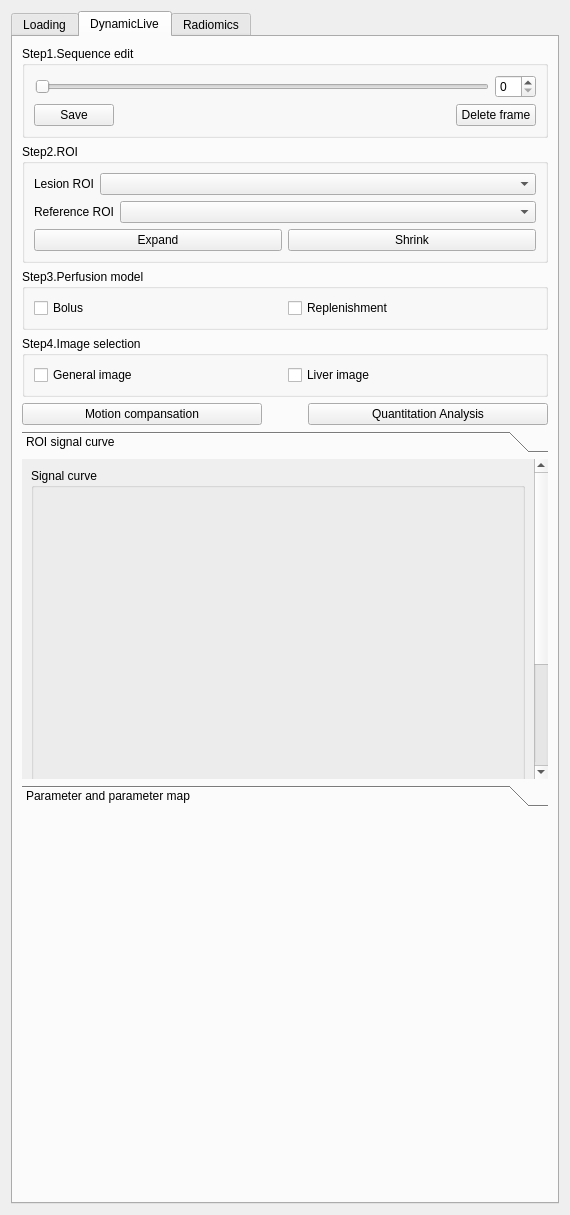
This is Plugins/US.ToolKit/src/internal/USToolKitViewControls.ui in yexuehua/CEUS as Qt 5 draws it before an edit. The edited form follows.
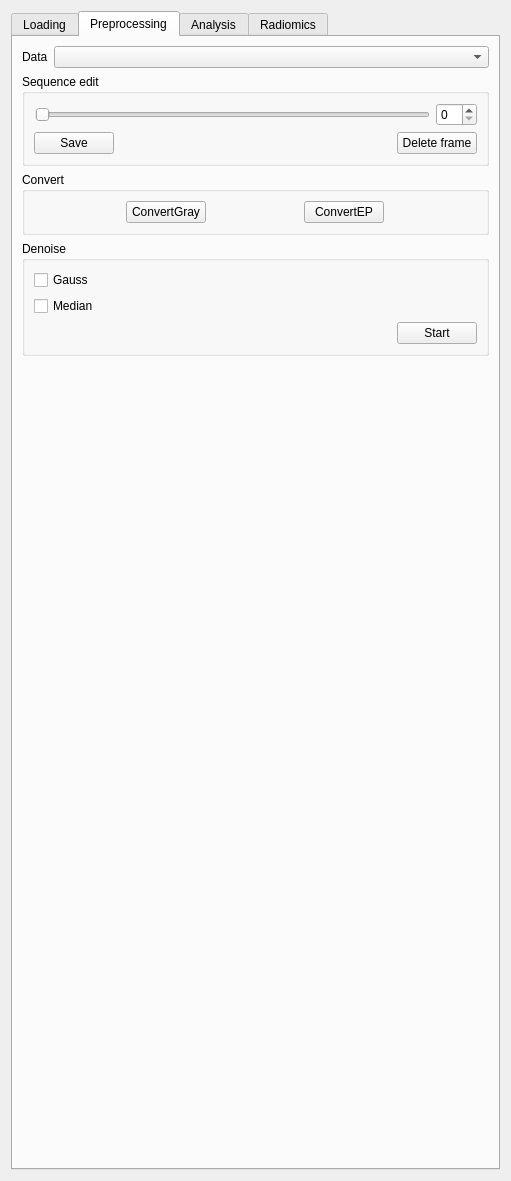
This is the edited form. The open tabs and pages were chosen to show the change. Icons and pictures are not drawn. Custom widgets are drawn as their Qt base class.

```diff
--- a/Plugins/US.ToolKit/src/internal/USToolKitViewControls.ui
+++ b/Plugins/US.ToolKit/src/internal/USToolKitViewControls.ui
@@ -6,28 +6,28 @@
    <rect>
     <x>0</x>
     <y>0</y>
-    <width>514</width>
-    <height>1184</height>
+    <width>511</width>
+    <height>1181</height>
    </rect>
   </property>
   <property name="windowTitle">
    <string>Form</string>
   </property>
-  <layout class="QVBoxLayout" name="verticalLayout">
+  <layout class="QVBoxLayout" name="verticalLayout_6">
    <item>
     <widget class="QTabWidget" name="tabWidget">
      <property name="currentIndex">
-      <number>0</number>
+      <number>2</number>
      </property>
      <widget class="QWidget" name="tab">
       <attribute name="title">
        <string>Loading</string>
       </attribute>
-      <layout class="QVBoxLayout" name="verticalLayout_6">
+      <layout class="QVBoxLayout" name="verticalLayout">
        <item>
         <layout class="QGridLayout" name="gridLayout">
          <item row="0" column="0">
-          <widget class="QPushButton" name="USLoadSingleDiocmButton">
+          <widget class="QPushButton" name="USLoadDiocmButton">
            <property name="minimumSize">
             <size>
              <width>0</width>
@@ -35,7 +35,7 @@
             </size>
            </property>
            <property name="text">
-            <string>LoadSingleDICOM</string>
+            <string>LoadDICOM</string>
            </property>
           </widget>
          </item>
@@ -48,25 +48,12 @@
             </size>
            </property>
            <property name="text">
-            <string>LoadSingleNifty</string>
-           </property>
-          </widget>
-         </item>
-         <item row="1" column="0">
-          <widget class="QPushButton" name="USLoadDynamicDicomButton">
-           <property name="minimumSize">
-            <size>
-             <width>0</width>
-             <height>70</height>
-            </size>
-           </property>
-           <property name="text">
-            <string>LoadDynamiciDICOM</string>
+            <string>LoadNifty</string>
            </property>
           </widget>
          </item>
          <item row="1" column="1">
-          <widget class="QPushButton" name="pushButton_10">
+          <widget class="QPushButton" name="USUnloadButton">
            <property name="minimumSize">
             <size>
              <width>0</width>
@@ -74,34 +61,54 @@
             </size>
            </property>
            <property name="text">
-            <string>LoadMultiNifty</string>
+            <string>Unload</string>
            </property>
           </widget>
          </item>
         </layout>
        </item>
        <item>
-        <layout class="QFormLayout" name="formLayout_3">
-         <item row="0" column="0">
-          <widget class="QLabel" name="label">
-           <property name="enabled">
-            <bool>true</bool>
+        <spacer name="verticalSpacer">
+         <property name="orientation">
+          <enum>Qt::Vertical</enum>
+         </property>
+         <property name="sizeHint" stdset="0">
+          <size>
+           <width>20</width>
+           <height>696</height>
+          </size>
+         </property>
+        </spacer>
+       </item>
+      </layout>
+     </widget>
+     <widget class="QWidget" name="tab_2">
+      <attribute name="title">
+       <string>Preprocessing</string>
+      </attribute>
+      <layout class="QVBoxLayout" name="verticalLayout_9">
+       <item>
+        <layout class="QHBoxLayout" name="horizontalLayout_3">
+         <item>
+          <widget class="QLabel" name="label_3">
+           <property name="sizePolicy">
+            <sizepolicy hsizetype="Fixed" vsizetype="Preferred">
+             <horstretch>0</horstretch>
+             <verstretch>0</verstretch>
+            </sizepolicy>
            </property>
            <property name="text">
-            <string>loaded data</string>
+            <string>Data</string>
            </property>
            <property name="alignment">
             <set>Qt::AlignLeading|Qt::AlignLeft|Qt::AlignVCenter</set>
            </property>
           </widget>
          </item>
-         <item row="0" column="1">
-          <widget class="QmitkDataStorageComboBox" name="USLoadSelectorCombox">
-           <property name="enabled">
-            <bool>true</bool>
-           </property>
+         <item>
+          <widget class="QmitkDataStorageComboBox" name="USPreprocessDataSelectionComBox">
            <property name="sizePolicy">
-            <sizepolicy hsizetype="Minimum" vsizetype="Fixed">
+            <sizepolicy hsizetype="Expanding" vsizetype="Fixed">
              <horstretch>0</horstretch>
              <verstretch>0</verstretch>
             </sizepolicy>
@@ -118,90 +125,31 @@
              <height>16777215</height>
             </size>
            </property>
+           <property name="font">
+            <font>
+             <weight>50</weight>
+             <bold>false</bold>
+             <underline>false</underline>
+            </font>
+           </property>
            <property name="toolTip">
-            <string>Selecting image</string>
+            <string>4D Data</string>
            </property>
            <property name="sizeAdjustPolicy">
-            <enum>QComboBox::AdjustToMinimumContentsLength</enum>
-           </property>
-           <property name="frame">
-            <bool>true</bool>
+            <enum>QComboBox::AdjustToContents</enum>
            </property>
           </widget>
          </item>
         </layout>
        </item>
        <item>
-        <spacer name="verticalSpacer">
-         <property name="orientation">
-          <enum>Qt::Vertical</enum>
-         </property>
-         <property name="sizeType">
-          <enum>QSizePolicy::Fixed</enum>
-         </property>
-         <property name="sizeHint" stdset="0">
-          <size>
-           <width>17</width>
-           <height>28</height>
-          </size>
-         </property>
-        </spacer>
-       </item>
-       <item>
-        <widget class="QGroupBox" name="groupBox_4">
+        <widget class="QGroupBox" name="ColorUSGroupBox_2">
          <property name="title">
-          <string>Header info</string>
+          <string>Sequence edit</string>
          </property>
          <layout class="QVBoxLayout" name="verticalLayout_3">
           <item>
-           <widget class="QTableWidget" name="USLoadTableWidget">
-            <property name="minimumSize">
-             <size>
-              <width>450</width>
-              <height>896</height>
-             </size>
-            </property>
-            <property name="maximumSize">
-             <size>
-              <width>450</width>
-              <height>16777215</height>
-             </size>
-            </property>
-            <column>
-             <property name="text">
-              <string>group,element</string>
-             </property>
-            </column>
-            <column>
-             <property name="text">
-              <string>discription</string>
-             </property>
-            </column>
-            <column>
-             <property name="text">
-              <string>value</string>
-             </property>
-            </column>
-           </widget>
-          </item>
-         </layout>
-        </widget>
-       </item>
-      </layout>
-     </widget>
-     <widget class="QWidget" name="widget">
-      <attribute name="title">
-       <string>DynamicLive</string>
-      </attribute>
-      <layout class="QVBoxLayout" name="verticalLayout_13">
-       <item>
-        <widget class="QGroupBox" name="ColorUSGroupBox">
-         <property name="title">
-          <string>Step1.Sequence edit</string>
-         </property>
-         <layout class="QVBoxLayout" name="verticalLayout_12">
-          <item>
-           <layout class="QHBoxLayout" name="horizontalLayout_10">
+           <layout class="QHBoxLayout" name="horizontalLayout_11">
             <item>
              <spacer name="horizontalSpacer_10">
               <property name="orientation">
@@ -219,28 +167,28 @@
              </spacer>
             </item>
             <item>
-             <widget class="QSlider" name="horizontalSlider">
+             <widget class="QSlider" name="USSequenceEditSlider">
               <property name="orientation">
                <enum>Qt::Horizontal</enum>
               </property>
              </widget>
             </item>
             <item>
-             <widget class="QSpinBox" name="spinBox"/>
+             <widget class="QSpinBox" name="USSequenceEditSpinBox"/>
             </item>
            </layout>
           </item>
           <item>
-           <layout class="QHBoxLayout" name="horizontalLayout_5">
+           <layout class="QHBoxLayout" name="horizontalLayout_7">
             <item>
-             <widget class="QPushButton" name="pushButton_4">
+             <widget class="QPushButton" name="USSaveNewSquenceButton">
               <property name="text">
                <string>Save</string>
               </property>
              </widget>
             </item>
             <item>
-             <spacer name="horizontalSpacer_5">
+             <spacer name="horizontalSpacer_9">
               <property name="orientation">
                <enum>Qt::Horizontal</enum>
               </property>
@@ -253,7 +201,7 @@
              </spacer>
             </item>
             <item>
-             <widget class="QPushButton" name="pushButton_14">
+             <widget class="QPushButton" name="USDeletFrameButton">
               <property name="text">
                <string>Delete frame</string>
               </property>
@@ -265,9 +213,149 @@
         </widget>
        </item>
        <item>
+        <widget class="QGroupBox" name="groupBox">
+         <property name="title">
+          <string>Convert</string>
+         </property>
+         <layout class="QVBoxLayout" name="verticalLayout_2">
+          <item>
+           <layout class="QHBoxLayout" name="horizontalLayout">
+            <item>
+             <widget class="QPushButton" name="USRGBConvertGrayButton">
+              <property name="sizePolicy">
+               <sizepolicy hsizetype="Fixed" vsizetype="Fixed">
+                <horstretch>0</horstretch>
+                <verstretch>0</verstretch>
+               </sizepolicy>
+              </property>
+              <property name="text">
+               <string>ConvertGray</string>
+              </property>
+             </widget>
+            </item>
+            <item>
+             <widget class="QPushButton" name="USConvertEPButton">
+              <property name="sizePolicy">
+               <sizepolicy hsizetype="Fixed" vsizetype="Fixed">
+                <horstretch>0</horstretch>
+                <verstretch>0</verstretch>
+               </sizepolicy>
+              </property>
+              <property name="text">
+               <string>ConvertEP</string>
+              </property>
+             </widget>
+            </item>
+           </layout>
+          </item>
+         </layout>
+        </widget>
+       </item>
+       <item>
+        <widget class="QGroupBox" name="groupBox_4">
+         <property name="title">
+          <string>Denoise</string>
+         </property>
+         <layout class="QVBoxLayout" name="verticalLayout_4">
+          <item>
+           <layout class="QHBoxLayout" name="horizontalLayout_2">
+            <item>
+             <widget class="QCheckBox" name="USDenoiseGaussCheckBox">
+              <property name="text">
+               <string>Gauss</string>
+              </property>
+             </widget>
+            </item>
+            <item>
+             <spacer name="horizontalSpacer">
+              <property name="orientation">
+               <enum>Qt::Horizontal</enum>
+              </property>
+              <property name="sizeHint" stdset="0">
+               <size>
+                <width>40</width>
+                <height>20</height>
+               </size>
+              </property>
+             </spacer>
+            </item>
+           </layout>
+          </item>
+          <item>
+           <layout class="QHBoxLayout" name="horizontalLayout_8">
+            <item>
+             <widget class="QCheckBox" name="USDenoiseMedianCheckBox">
+              <property name="text">
+               <string>Median</string>
+              </property>
+             </widget>
+            </item>
+            <item>
+             <spacer name="horizontalSpacer_3">
+              <property name="orientation">
+               <enum>Qt::Horizontal</enum>
+              </property>
+              <property name="sizeHint" stdset="0">
+               <size>
+                <width>40</width>
+                <height>20</height>
+               </size>
+              </property>
+             </spacer>
+            </item>
+           </layout>
+          </item>
+          <item>
+           <layout class="QHBoxLayout" name="horizontalLayout_15">
+            <item>
+             <spacer name="horizontalSpacer_11">
+              <property name="orientation">
+               <enum>Qt::Horizontal</enum>
+              </property>
+              <property name="sizeHint" stdset="0">
+               <size>
+                <width>40</width>
+                <height>20</height>
+               </size>
+              </property>
+             </spacer>
+            </item>
+            <item>
+             <widget class="QPushButton" name="USDenoiseStartButton">
+              <property name="text">
+               <string>Start</string>
+              </property>
+             </widget>
+            </item>
+           </layout>
+          </item>
+         </layout>
+        </widget>
+       </item>
+       <item>
+        <spacer name="verticalSpacer_2">
+         <property name="orientation">
+          <enum>Qt::Vertical</enum>
+         </property>
+         <property name="sizeHint" stdset="0">
+          <size>
+           <width>20</width>
+           <height>617</height>
+          </size>
+         </property>
+        </spacer>
+       </item>
+      </layout>
+     </widget>
+     <widget class="QWidget" name="widget">
+      <attribute name="title">
+       <string>Analysis</string>
+      </attribute>
+      <layout class="QVBoxLayout" name="verticalLayout_26">
+       <item>
         <widget class="QGroupBox" name="groupBox_3">
          <property name="title">
-          <string>Step2.ROI</string>
+          <string>ROI</string>
          </property>
          <layout class="QVBoxLayout" name="verticalLayout_10">
           <item>
@@ -280,7 +368,7 @@
              </widget>
             </item>
             <item row="0" column="1">
-             <widget class="QmitkDataStorageComboBox" name="USLesionSelectorCombox_2">
+             <widget class="QmitkDataStorageComboBox" name="USLesionSelectorCombox">
               <property name="enabled">
                <bool>true</bool>
               </property>
@@ -325,7 +413,7 @@
              </widget>
             </item>
             <item row="0" column="1">
-             <widget class="QmitkDataStorageComboBox" name="USReferenceSelectorCombox_3">
+             <widget class="QmitkDataStorageComboBox" name="USReferenceSelectorCombox">
               <property name="enabled">
                <bool>true</bool>
               </property>
@@ -363,14 +451,14 @@
           <item>
            <layout class="QHBoxLayout" name="horizontalLayout_12">
             <item>
-             <widget class="QPushButton" name="pushButton">
+             <widget class="QPushButton" name="USRoiExpandButton">
               <property name="text">
                <string>Expand</string>
               </property>
              </widget>
             </item>
             <item>
-             <widget class="QPushButton" name="pushButton_7">
+             <widget class="QPushButton" name="USRoiShrinkButton">
               <property name="text">
                <string>Shrink</string>
               </property>
@@ -384,14 +472,83 @@
        <item>
         <widget class="QGroupBox" name="groupBox_2">
          <property name="title">
-          <string>Step3.Perfusion model</string>
+          <string>ImageType</string>
          </property>
-         <layout class="QVBoxLayout" name="verticalLayout_11">
+         <layout class="QVBoxLayout" name="verticalLayout_5">
           <item>
            <layout class="QGridLayout" name="gridLayout_3">
+            <item row="0" column="0">
+             <widget class="QCheckBox" name="DCEUSDynamicCheckbox">
+              <property name="text">
+               <string>DCE-US Dynamic</string>
+              </property>
+              <property name="checkable">
+               <bool>true</bool>
+              </property>
+              <property name="checked">
+               <bool>false</bool>
+              </property>
+              <property name="autoExclusive">
+               <bool>true</bool>
+              </property>
+              <property name="tristate">
+               <bool>false</bool>
+              </property>
+             </widget>
+            </item>
             <item row="0" column="1">
              <widget class="QCheckBox" name="DCEUSStaticCheckbox">
               <property name="text">
+               <string>DCE-US Static</string>
+              </property>
+              <property name="autoExclusive">
+               <bool>true</bool>
+              </property>
+             </widget>
+            </item>
+            <item row="1" column="0">
+             <widget class="QCheckBox" name="ColorUSCheckbox">
+              <property name="text">
+               <string>Color US</string>
+              </property>
+              <property name="autoExclusive">
+               <bool>true</bool>
+              </property>
+              <property name="tristate">
+               <bool>false</bool>
+              </property>
+             </widget>
+            </item>
+           </layout>
+          </item>
+         </layout>
+        </widget>
+       </item>
+       <item>
+        <widget class="QGroupBox" name="DCEUSDynamicGroupBox">
+         <property name="title">
+          <string>DCE-US Dynamic</string>
+         </property>
+         <property name="flat">
+          <bool>false</bool>
+         </property>
+         <property name="checkable">
+          <bool>false</bool>
+         </property>
+         <layout class="QVBoxLayout" name="verticalLayout_25">
+          <item>
+           <layout class="QVBoxLayout" name="verticalLayout_24">
+            <item>
+             <widget class="QGroupBox" name="groupBox_6">
+              <property name="title">
+               <string>Perfusion model</string>
+              </property>
+              <layout class="QVBoxLayout" name="verticalLayout_20">
+               <item>
+                <layout class="QGridLayout" name="gridLayout_9">
+                 <item row="0" column="1">
+                  <widget class="QCheckBox" name="DynamicReplenishCheckbox">
+                   <property name="text">
                <string>Replenishment</string>
               </property>
               <property name="autoExclusive">
@@ -400,7 +557,7 @@
              </widget>
             </item>
             <item row="0" column="0">
-             <widget class="QCheckBox" name="DCEUSDynamicCheckbox">
+                  <widget class="QCheckBox" name="DynamicBolusCheckbox">
               <property name="text">
                <string>Bolus</string>
               </property>
@@ -417,23 +574,29 @@
        <item>
         <widget class="QGroupBox" name="groupBox_5">
          <property name="title">
-          <string>Step4.Image selection</string>
-         </property>
-         <layout class="QVBoxLayout" name="verticalLayout_5">
+               <string>Image selection</string>
+              </property>
+              <layout class="QVBoxLayout" name="verticalLayout_19">
           <item>
-           <layout class="QHBoxLayout" name="horizontalLayout_3">
+                <layout class="QHBoxLayout" name="horizontalLayout_19">
             <item>
-             <widget class="QCheckBox" name="checkBox_5">
+                  <widget class="QCheckBox" name="DyGeneralimgCheckBox">
               <property name="text">
                <string>General image</string>
               </property>
+                   <property name="autoExclusive">
+                    <bool>true</bool>
+                   </property>
              </widget>
             </item>
             <item>
-             <widget class="QCheckBox" name="checkBox_6">
+                  <widget class="QCheckBox" name="DyLiverimgCheckBox">
               <property name="text">
                <string>Liver image</string>
               </property>
+                   <property name="autoExclusive">
+                    <bool>true</bool>
+                   </property>
              </widget>
             </item>
            </layout>
@@ -442,16 +605,16 @@
         </widget>
        </item>
        <item>
-        <layout class="QHBoxLayout" name="horizontalLayout">
+             <layout class="QHBoxLayout" name="horizontalLayout_20">
          <item>
-          <widget class="QPushButton" name="pushButton_13">
+               <widget class="QPushButton" name="USMotionCompansationButton">
            <property name="text">
             <string>Motion compansation</string>
            </property>
           </widget>
          </item>
          <item>
-          <spacer name="horizontalSpacer_9">
+               <spacer name="horizontalSpacer_16">
            <property name="orientation">
             <enum>Qt::Horizontal</enum>
            </property>
@@ -469,7 +632,7 @@
          <item>
           <widget class="QPushButton" name="USQuantitationButton">
            <property name="text">
-            <string>Quantitation Analysis</string>
+                 <string>Quantitative Analysis</string>
            </property>
           </widget>
          </item>
@@ -488,22 +651,22 @@
            <rect>
             <x>0</x>
             <y>0</y>
-            <width>476</width>
-            <height>473</height>
+                 <width>447</width>
+                 <height>644</height>
            </rect>
           </property>
           <attribute name="label">
            <string>ROI signal curve</string>
           </attribute>
-          <layout class="QVBoxLayout" name="verticalLayout_9">
+               <layout class="QVBoxLayout" name="verticalLayout_21">
            <item>
-            <widget class="QGroupBox" name="groupBox">
+                 <widget class="QGroupBox" name="groupBox_7">
              <property name="title">
               <string>Signal curve</string>
              </property>
-             <layout class="QVBoxLayout" name="verticalLayout_2">
+                  <layout class="QVBoxLayout" name="verticalLayout_22">
               <item>
-               <widget class="QmitkPlotWidget" name="widgetPlot" native="true">
+                    <widget class="QmitkPlotWidget" name="USSignalCurveWidgetPlot" native="true">
                 <property name="enabled">
                  <bool>true</bool>
                 </property>
@@ -522,16 +685,16 @@
                </widget>
               </item>
               <item>
-               <layout class="QHBoxLayout" name="horizontalLayout_2">
+                    <layout class="QHBoxLayout" name="horizontalLayout_21">
                 <item>
-                 <widget class="QPushButton" name="pushButton_6">
+                      <widget class="QPushButton" name="USSaveCurveButton">
                   <property name="text">
                    <string>Save</string>
                   </property>
                  </widget>
                 </item>
                 <item>
-                 <spacer name="horizontalSpacer">
+                      <spacer name="horizontalSpacer_4">
                   <property name="orientation">
                    <enum>Qt::Horizontal</enum>
                   </property>
@@ -568,14 +731,14 @@
            <rect>
             <x>0</x>
             <y>0</y>
-            <width>272</width>
-            <height>240</height>
+                 <width>447</width>
+                 <height>644</height>
            </rect>
           </property>
           <attribute name="label">
            <string>Parameter and parameter map</string>
           </attribute>
-          <layout class="QVBoxLayout" name="verticalLayout_4">
+               <layout class="QVBoxLayout" name="verticalLayout_23">
            <item>
             <layout class="QGridLayout" name="gridLayout_2">
              <item row="0" column="0">
@@ -589,10 +752,10 @@
               </widget>
              </item>
              <item row="0" column="1">
-              <widget class="QComboBox" name="comboBox_2"/>
+                   <widget class="QComboBox" name="USParameterSelectorComboBox"/>
              </item>
              <item row="0" column="2">
-              <widget class="QPushButton" name="pushButton_5">
+                   <widget class="QPushButton" name="USParameterSaveButton">
                <property name="text">
                 <string>Save</string>
                </property>
@@ -601,7 +764,7 @@
             </layout>
            </item>
            <item>
-            <widget class="QTableWidget" name="tableWidget">
+                 <widget class="QTableWidget" name="USParamtableWidget">
              <row>
               <property name="text">
                <string>Reference</string>
@@ -625,7 +788,7 @@
             </widget>
            </item>
            <item>
-            <spacer name="verticalSpacer_2">
+                 <spacer name="verticalSpacer_4">
              <property name="orientation">
               <enum>Qt::Vertical</enum>
              </property>
@@ -641,18 +804,27 @@
          </widget>
         </widget>
        </item>
+           </layout>
+          </item>
+         </layout>
+        </widget>
+       </item>
        <item>
-        <spacer name="verticalSpacer_4">
-         <property name="orientation">
-          <enum>Qt::Vertical</enum>
+        <widget class="QGroupBox" name="DCEUSStaticGroupBox">
+         <property name="title">
+          <string>DCE-US Static</string>
          </property>
-         <property name="sizeHint" stdset="0">
-          <size>
-           <width>17</width>
-           <height>401</height>
-          </size>
+         <property name="flat">
+          <bool>false</bool>
          </property>
-        </spacer>
+        </widget>
+       </item>
+       <item>
+        <widget class="QGroupBox" name="ColorUSGroupBox">
+         <property name="title">
+          <string>Color US</string>
+         </property>
+        </widget>
        </item>
       </layout>
      </widget>
@@ -804,13 +976,6 @@
               </property>
              </widget>
             </item>
-            <item>
-             <widget class="QPushButton" name="pushButton_15">
-              <property name="text">
-               <string>save</string>
-              </property>
-             </widget>
-            </item>
            </layout>
           </item>
           <item>
@@ -829,8 +994,8 @@
               <rect>
                <x>0</x>
                <y>0</y>
-               <width>468</width>
-               <height>987</height>
+               <width>449</width>
+               <height>953</height>
               </rect>
              </property>
              <attribute name="label">
@@ -1255,8 +1420,8 @@
               <rect>
                <x>0</x>
                <y>0</y>
-               <width>378</width>
-               <height>126</height>
+               <width>387</width>
+               <height>135</height>
               </rect>
              </property>
              <attribute name="label">
@@ -1446,16 +1611,16 @@
   </layout>
  </widget>
  <customwidgets>
-  <customwidget>
-   <class>QmitkPlotWidget</class>
-   <extends>QWidget</extends>
-   <header>QmitkPlotWidget.h</header>
-  </customwidget>
   <customwidget>
    <class>QmitkDataStorageComboBox</class>
    <extends>QComboBox</extends>
    <header location="global">QmitkDataStorageComboBox.h</header>
   </customwidget>
+  <customwidget>
+   <class>QmitkPlotWidget</class>
+   <extends>QWidget</extends>
+   <header>QmitkPlotWidget.h</header>
+  </customwidget>
  </customwidgets>
  <resources>
   <include location="../../../../../../lk/src/Plugins/Lung.DataLoadTool/resources/ROIDrawing.qrc"/>
```
Lines whose indentation alone changed are shown as unchanged.
